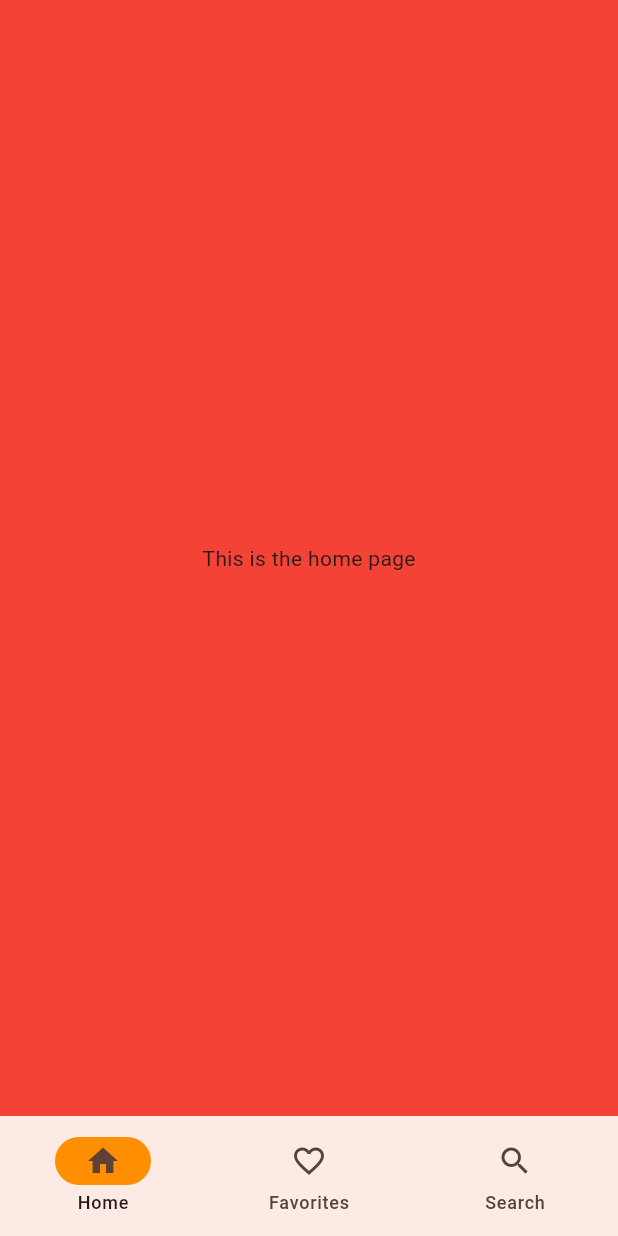
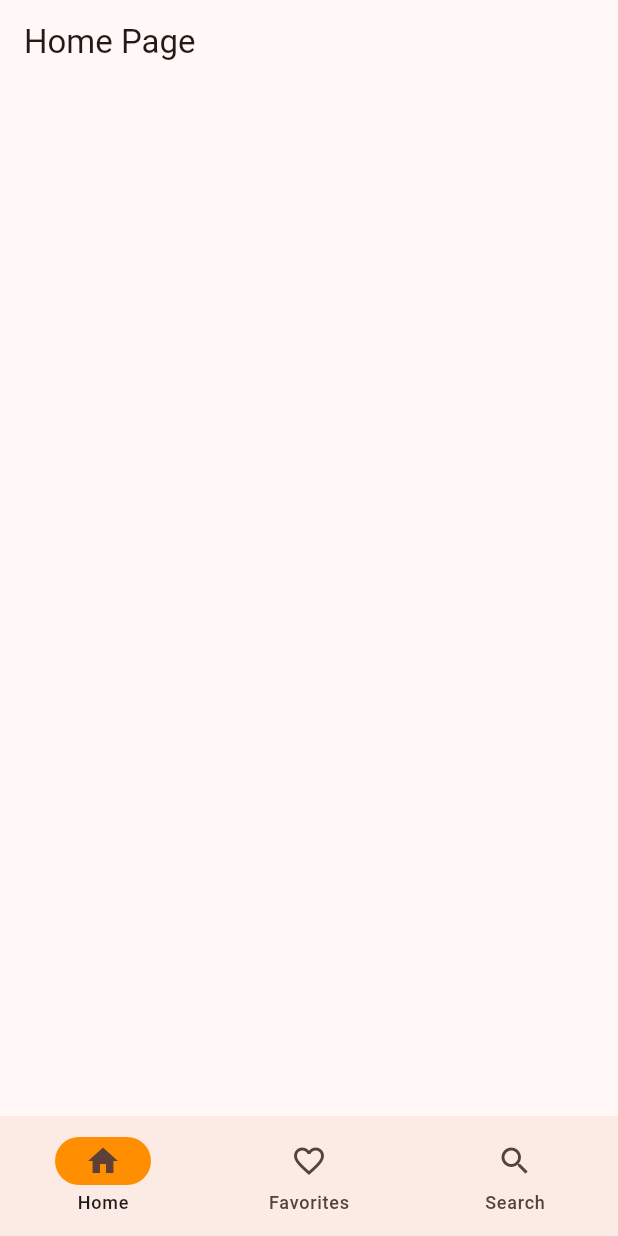
Before and after one commit to imanirajdoost/programmation-mobile-flutter, a Flutter app: the screen it shows after launch, on a phone screen of 412 x 824 dp. Run offline on Flutter 3.47's test engine with Material 2 defaults, Android fonts, the light colour scheme and no system bars.

Commit message:
updating UI

```diff
--- a/lib/views/favorites.dart
+++ b/lib/views/favorites.dart
@@ -10,6 +10,10 @@ class FavoritePage extends StatefulWidget {
 class _FavoritePageState extends State<FavoritePage> {
   @override
   Widget build(BuildContext context) {
-    return const Text('This is the favorite page');
+    return Scaffold(
+      body: AppBar(
+        title: const Text('Favorites Page'),
+      ),
+    );
   }
 }
--- a/lib/views/home.dart
+++ b/lib/views/home.dart
@@ -10,6 +10,10 @@ class HomePage extends StatefulWidget {
 class _HomePageState extends State<HomePage> {
   @override
   Widget build(BuildContext context) {
-    return const Text('This is the home page');
+    return Scaffold(
+      body: AppBar(
+        title: const Text('Home Page'),
+      ),
+    );
   }
 }
--- a/lib/views/navigation.dart
+++ b/lib/views/navigation.dart
@@ -44,21 +44,9 @@ class _MainNavigationState extends State<MainNavigation> {
         ],
       ),
       body: <Widget>[
-        Container(
-          color: Colors.red,
-          alignment: Alignment.center,
-          child: const HomePage(),
-        ),
-        Container(
-          color: Colors.green,
-          alignment: Alignment.center,
-          child: const FavoritePage(),
-        ),
-        Container(
-          color: Colors.blue,
-          alignment: Alignment.center,
-          child: const SearchPage(),
-        ),
+        const HomePage(),
+        const FavoritePage(),
+        const SearchPage(),
       ][currentPageIndex],
     );
   }
--- a/lib/views/search.dart
+++ b/lib/views/search.dart
@@ -10,6 +10,10 @@ class SearchPage extends StatefulWidget {
 class _SearchPageState extends State<SearchPage> {
   @override
   Widget build(BuildContext context) {
-    return const Text('This is the search page');
+    return Scaffold(
+      body: AppBar(
+        title: const Text('Search Page'),
+      ),
+    );
   }
 }
```
